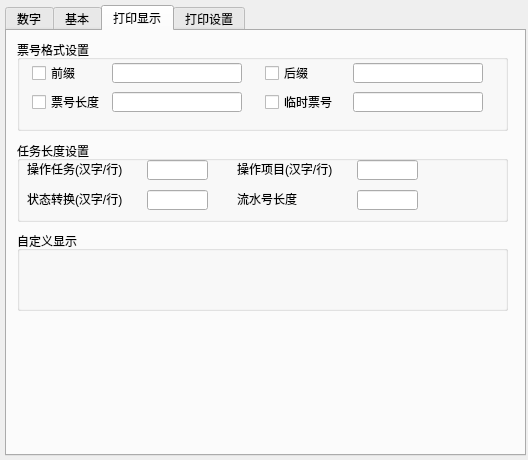
Old version of the form formatsetdlg.ui in the repository rcshuangw/HReportMainWindow.
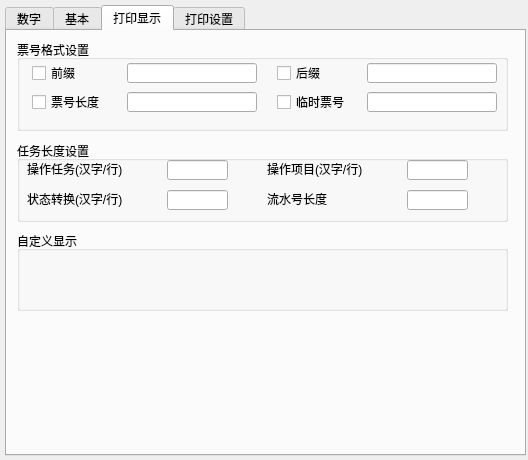
New version of the form. The open tabs and pages were chosen to show the change.

```diff
--- a/formatsetdlg.ui
+++ b/formatsetdlg.ui
@@ -216,7 +216,7 @@
        <rect>
         <x>15</x>
         <y>25</y>
-        <width>51</width>
+        <width>71</width>
         <height>16</height>
        </rect>
       </property>
@@ -227,7 +227,7 @@
      <widget class="QLineEdit" name="prefixLineEdit">
       <property name="geometry">
        <rect>
-        <x>95</x>
+        <x>110</x>
         <y>23</y>
         <width>130</width>
         <height>20</height>
@@ -243,7 +243,7 @@
      <widget class="QLineEdit" name="suffixLineEdit">
       <property name="geometry">
        <rect>
-        <x>336</x>
+        <x>350</x>
         <y>23</y>
         <width>130</width>
         <height>20</height>
@@ -259,9 +259,9 @@
      <widget class="QCheckBox" name="suffixCheck">
       <property name="geometry">
        <rect>
-        <x>248</x>
+        <x>260</x>
         <y>25</y>
-        <width>51</width>
+        <width>61</width>
         <height>16</height>
        </rect>
       </property>
@@ -272,9 +272,9 @@
      <widget class="QCheckBox" name="tempSheetcheckBox">
       <property name="geometry">
        <rect>
-        <x>248</x>
+        <x>260</x>
         <y>54</y>
-        <width>71</width>
+        <width>91</width>
         <height>16</height>
        </rect>
       </property>
@@ -285,7 +285,7 @@
      <widget class="QLineEdit" name="tempSheetLineEdit">
       <property name="geometry">
        <rect>
-        <x>336</x>
+        <x>350</x>
         <y>52</y>
         <width>130</width>
         <height>20</height>
@@ -301,7 +301,7 @@
      <widget class="QLineEdit" name="sheetLenLineEdit">
       <property name="geometry">
        <rect>
-        <x>95</x>
+        <x>110</x>
         <y>52</y>
         <width>130</width>
         <height>20</height>
@@ -319,7 +319,7 @@
        <rect>
         <x>15</x>
         <y>54</y>
-        <width>71</width>
+        <width>91</width>
         <height>16</height>
        </rect>
       </property>
@@ -345,7 +345,7 @@
        <rect>
         <x>10</x>
         <y>20</y>
-        <width>111</width>
+        <width>131</width>
         <height>16</height>
        </rect>
       </property>
@@ -356,7 +356,7 @@
      <widget class="QLineEdit" name="opTaskLineEdit">
       <property name="geometry">
        <rect>
-        <x>130</x>
+        <x>150</x>
         <y>19</y>
         <width>61</width>
         <height>20</height>
@@ -372,7 +372,7 @@
      <widget class="QLineEdit" name="opItemLineEdit">
       <property name="geometry">
        <rect>
-        <x>340</x>
+        <x>390</x>
         <y>19</y>
         <width>61</width>
         <height>20</height>
@@ -388,9 +388,9 @@
      <widget class="QLabel" name="label_14">
       <property name="geometry">
        <rect>
-        <x>220</x>
+        <x>250</x>
         <y>20</y>
-        <width>111</width>
+        <width>131</width>
         <height>16</height>
        </rect>
       </property>
@@ -401,7 +401,7 @@
      <widget class="QLineEdit" name="serialNoLineEdit">
       <property name="geometry">
        <rect>
-        <x>340</x>
+        <x>390</x>
         <y>49</y>
         <width>61</width>
         <height>20</height>
@@ -417,7 +417,7 @@
      <widget class="QLabel" name="label_15">
       <property name="geometry">
        <rect>
-        <x>220</x>
+        <x>250</x>
         <y>50</y>
         <width>81</width>
         <height>16</height>
@@ -430,7 +430,7 @@
      <widget class="QLineEdit" name="stChangeLineEdit">
       <property name="geometry">
        <rect>
-        <x>130</x>
+        <x>150</x>
         <y>49</y>
         <width>61</width>
         <height>20</height>
@@ -448,7 +448,7 @@
        <rect>
         <x>10</x>
         <y>50</y>
-        <width>111</width>
+        <width>131</width>
         <height>16</height>
        </rect>
       </property>
```
Left out of the diff: 2 changed lines with no effect on the pictures.
